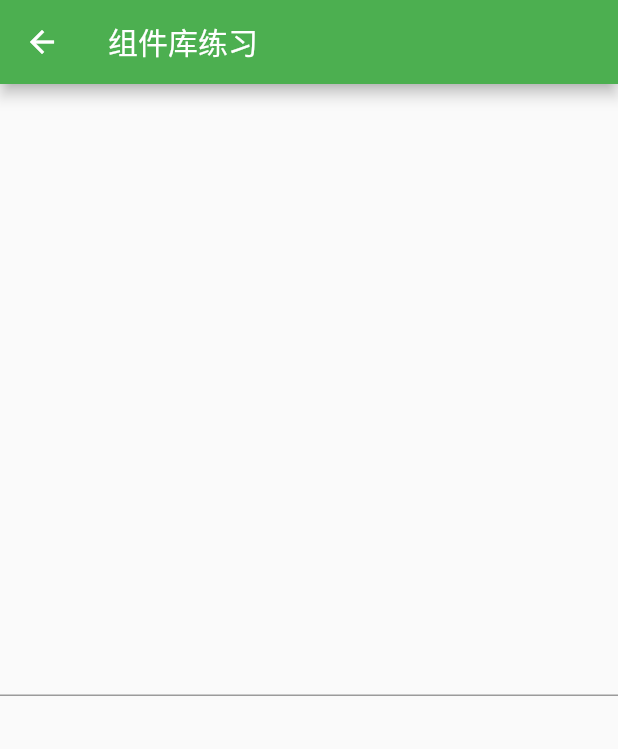
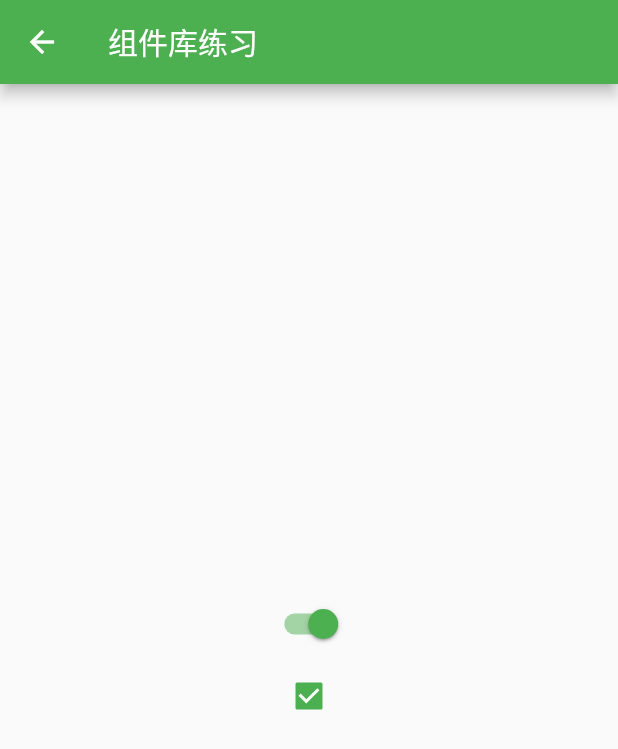
Before and after one commit to Esuol/flutter-exercise-widget, a Flutter app: the CustomPage screen opened directly, on a phone screen of 412 x 824 dp. Shown: the top 749 px of the screen. Run offline on Flutter 3.47's test engine with Material 2 defaults, Android fonts, the phone set to English and light mode, and no system bars; missing offline and left inert: random_color.

Commit message:
feat: checkbox adn switvh

```diff
--- /dev/null
+++ b/lib/MaterialComponents/Input/checkAndSwitch.dart
@@ -0,0 +1,40 @@
+import 'package:flutter/material.dart';
+
+class CheckBoxStateScreen extends StatefulWidget {
+  CheckBoxStateScreen({Key key}) : super(key: key);
+
+  @override
+  _CheckBoxState createState() => _CheckBoxState();
+}
+
+class _CheckBoxState extends State<CheckBoxStateScreen> {
+  bool _switchSelected = true;
+  bool _checkboxSelected = true;
+
+  @override
+  Widget build(BuildContext context) {
+    return Center(
+      child: Column(
+        mainAxisAlignment: MainAxisAlignment.center,
+        children: <Widget>[
+          Switch(
+            value: _switchSelected,
+            onChanged: (value) {
+              setState(() {
+                _switchSelected = value;
+              });
+            },
+          ),
+          Checkbox(
+            value: _checkboxSelected,
+            onChanged: (value) => {
+              setState(() {
+                _checkboxSelected = value;
+              })
+            },
+          )
+        ],
+      ),
+    );
+  }
+}
--- a/lib/main.dart
+++ b/lib/main.dart
@@ -23,6 +23,8 @@ import 'package:my_app_2/MaterialComponents/button/flatingActionButton.dart';
 import 'package:my_app_2/MaterialComponents/button/flatButton.dart';
 import 'package:my_app_2/MaterialComponents/button/iconButton.dart';
 import 'package:my_app_2/MaterialComponents/Input/textFiled.dart';
+import 'package:my_app_2/MaterialComponents/Input/textFiled.dart';
+import 'package:my_app_2/MaterialComponents/Input/checkAndSwitch.dart';
 
 void main() => runApp(new MyApp());
 
@@ -32,7 +34,7 @@ class CustomPage extends StatelessWidget {
     return new Scaffold(
         appBar: new AppBar(title: new Text('组件库练习')),
         body: new Center(
-          child: new TextFieldStateScreen(),
+          child: new CheckBoxStateScreen(),
         ));
     // body: DefaultTabController(
     //   length: 3,
```
